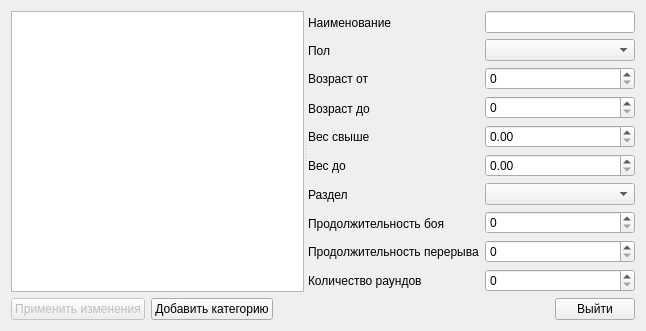
Before: the Qt Designer form TournamentManager/createtournamentcategoriesdialog.ui in BarsukAlexey/xelarogi, drawn with Qt 5.
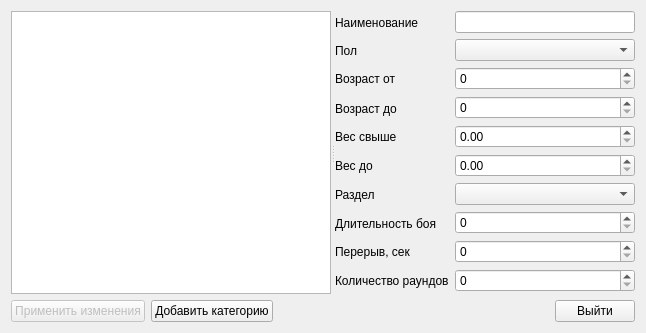
After: the same form once the commit is applied.

What changed in the file:
```diff
--- a/TournamentManager/createtournamentcategoriesdialog.ui
+++ b/TournamentManager/createtournamentcategoriesdialog.ui
@@ -7,7 +7,7 @@
     <x>0</x>
     <y>0</y>
     <width>646</width>
-    <height>324</height>
+    <height>333</height>
    </rect>
   </property>
   <property name="windowTitle">
@@ -43,6 +43,12 @@
         <verstretch>0</verstretch>
        </sizepolicy>
       </property>
+      <property name="minimumSize">
+       <size>
+        <width>300</width>
+        <height>0</height>
+       </size>
+      </property>
       <layout class="QGridLayout" name="gridLayout">
        <item row="0" column="0">
         <layout class="QVBoxLayout" name="verticalLayout_5">
@@ -102,14 +108,14 @@
              <item>
               <widget class="QLabel" name="label_7">
                <property name="text">
-                <string>Продолжительность боя</string>
+                <string>Длительность боя</string>
                </property>
               </widget>
              </item>
              <item>
               <widget class="QLabel" name="label_8">
                <property name="text">
-                <string>Продолжительность перерыва</string>
+                <string>Перерыв, сек</string>
                </property>
               </widget>
              </item>
```
